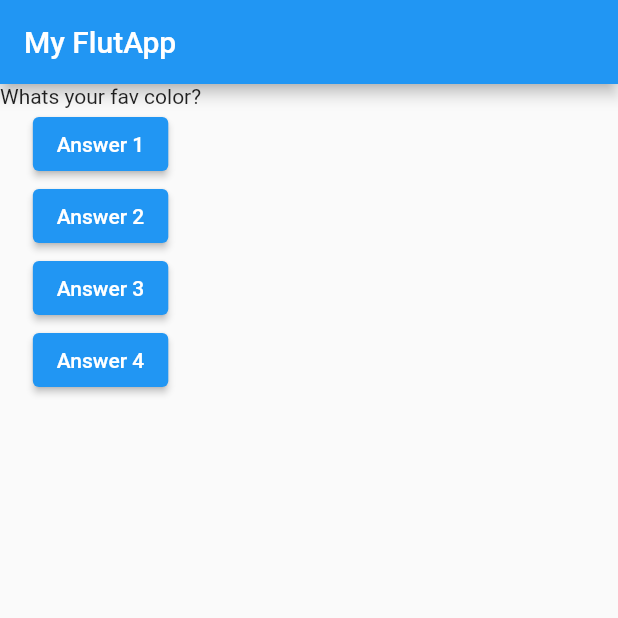
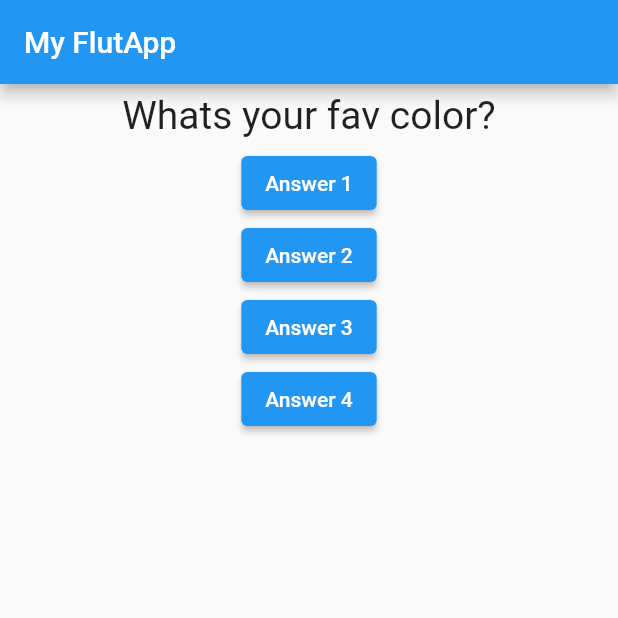
Before and after one commit to Hari01V/First-Flutter-App, a Flutter app: the screen it shows after launch, on a phone screen of 412 x 824 dp, the top half of it. Run offline on Flutter 3.47's test engine with Material 2 defaults, Android fonts, the phone set to English and light mode, and no system bars.

Commit message:
intial design

```diff
--- a/lib/main.dart
+++ b/lib/main.dart
@@ -1,4 +1,6 @@
 import 'package:flutter/material.dart';
+
+import './question.dart';
 
 void main() {
   runApp(FlutApp());
@@ -36,7 +38,7 @@ class _FlutAppState extends State<FlutApp> {
         ),
         body: Column(
           children: <Widget>[
-            Text(ques.elementAt(_quesIndex)),
+            Question(ques.elementAt(_quesIndex)),
             ElevatedButton(
               onPressed: _answerQues,
               child: Text('Answer 1'),
--- /dev/null
+++ b/lib/question.dart
@@ -0,0 +1,20 @@
+import 'package:flutter/material.dart';
+
+class Question extends StatelessWidget {
+  final String quesText;
+
+  Question(this.quesText);
+
+  @override
+  Widget build(BuildContext context) {
+    return Container(
+      width: double.infinity,
+      margin: EdgeInsets.fromLTRB(10, 6, 10, 6),
+      child: Text(
+        quesText,
+        style: TextStyle(fontSize: 26),
+        textAlign: TextAlign.center,
+      ),
+    );
+  }
+}
```
